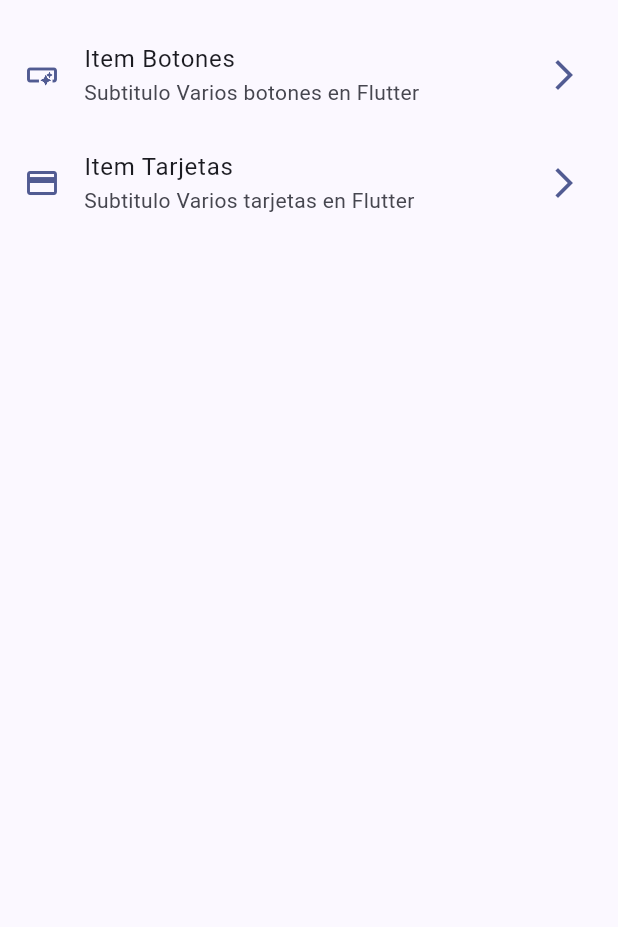
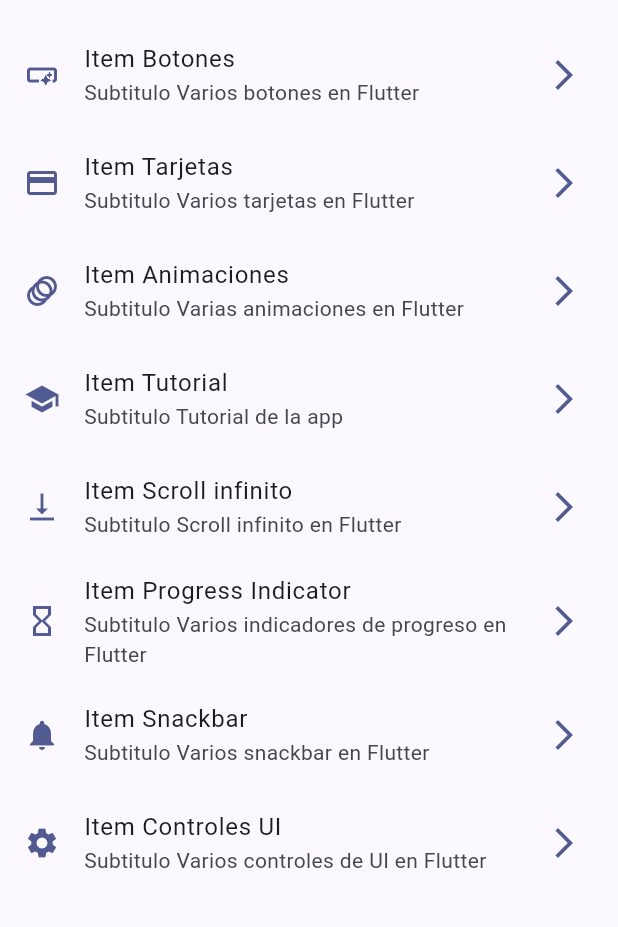
Before and after one commit to Rigel-Developer/basic_widgets, a Flutter app: the screen it shows after launch, on a phone screen of 412 x 824 dp, the part 63-990 px from its top. Run offline on Flutter 3.47's test engine with Material 3 defaults, Android fonts, the phone set to English and light mode, and no system bars; our stand-ins replace go_router.

Commit message:
chore: Add new menu items and routes for animated, app tutorial, infinite scroll, progress, snackbar, and UI controls screens

```diff
--- a/lib/config/menu/menu_items.dart
+++ b/lib/config/menu/menu_items.dart
@@ -27,4 +27,40 @@ const appMenuItems = <MenuItem>[
     link: '/cards',
     icon: Icons.credit_card,
   ),
+  MenuItem(
+    title: 'Animaciones',
+    subTitle: 'Varias animaciones en Flutter',
+    link: '/animated',
+    icon: Icons.animation,
+  ),
+  MenuItem(
+    title: 'Tutorial',
+    subTitle: 'Tutorial de la app',
+    link: '/app-tutorial',
+    icon: Icons.school,
+  ),
+  MenuItem(
+    title: 'Scroll infinito',
+    subTitle: 'Scroll infinito en Flutter',
+    link: '/infinite-scroll',
+    icon: Icons.vertical_align_bottom,
+  ),
+  MenuItem(
+    title: 'Progress Indicator',
+    subTitle: 'Varios indicadores de progreso en Flutter',
+    link: '/progress',
+    icon: Icons.hourglass_empty,
+  ),
+  MenuItem(
+    title: 'Snackbar',
+    subTitle: 'Varios snackbar en Flutter',
+    link: '/snackbar',
+    icon: Icons.notifications,
+  ),
+  MenuItem(
+    title: 'Controles UI',
+    subTitle: 'Varios controles de UI en Flutter',
+    link: '/ui-controls',
+    icon: Icons.settings,
+  ),
 ];
--- a/lib/config/router/app_router.dart
+++ b/lib/config/router/app_router.dart
@@ -20,5 +20,35 @@ final appRouter = GoRouter(
       name: CardsScreen.name,
       builder: (context, state) => const CardsScreen(),
     ),
+    GoRoute(
+      path: '/animated',
+      name: AnimatedScreen.name,
+      builder: (context, state) => const AnimatedScreen(),
+    ),
+    GoRoute(
+      path: '/app-tutorial',
+      name: AppTutorialScreen.name,
+      builder: (context, state) => const AppTutorialScreen(),
+    ),
+    GoRoute(
+      path: '/infinite-scroll',
+      name: InfiniteScrollScreen.name,
+      builder: (context, state) => const InfiniteScrollScreen(),
+    ),
+    GoRoute(
+      path: '/progress',
+      name: ProgressScreen.name,
+      builder: (context, state) => const ProgressScreen(),
+    ),
+    GoRoute(
+      path: '/snackbar',
+      name: SnackbarScreen.name,
+      builder: (context, state) => const SnackbarScreen(),
+    ),
+    GoRoute(
+      path: '/ui-controls',
+      name: UiControlsScreen.name,
+      builder: (context, state) => const UiControlsScreen(),
+    ),
   ],
 );
```
Also changed, not shown: lib/presentation/screens/progress/progress_screen.dart (+60 -1 lines).
